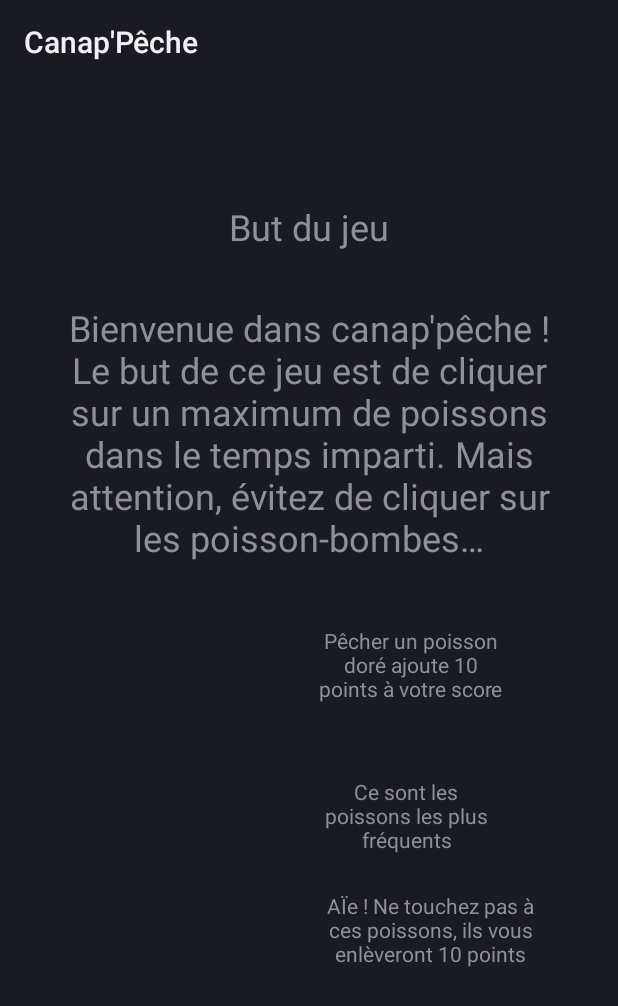
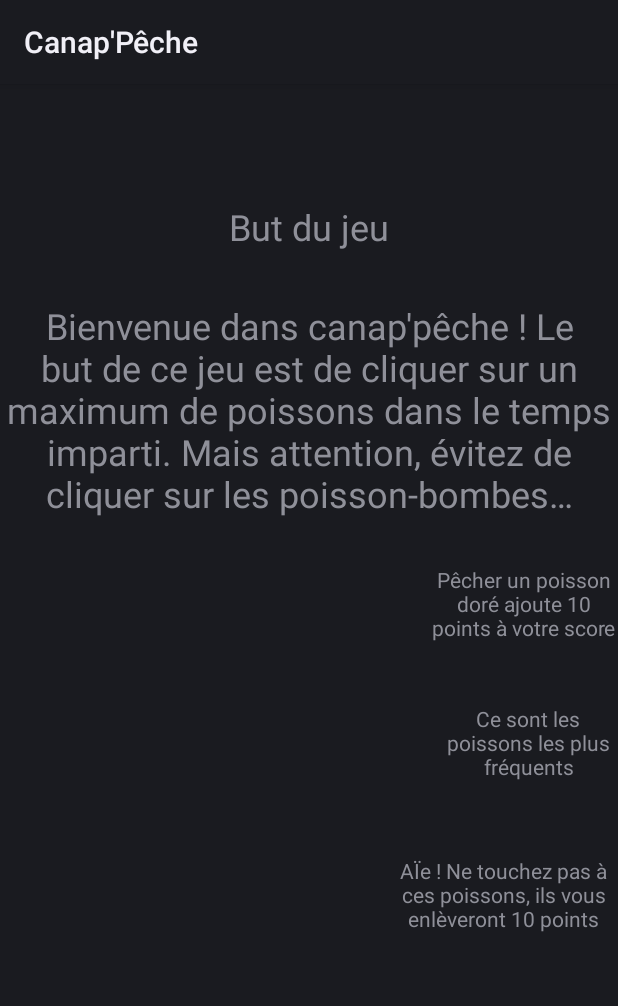
Before and after one commit to Jaden-ccht/app_Android, an Android app: the layout rules.xml on its own in the app's theme, with its tools: preview values and no code run, on a phone screen of 412 x 824 dp. Shown: the top 1006 px of the screen. Run offline under Robolectric (Android 15) with nearby library versions, the phone set to English and light mode, and no system bars.

```diff
--- a/code/app/src/main/java/com/example/myapplication/activity/Highscore.java
+++ b/code/app/src/main/java/com/example/myapplication/activity/Highscore.java
@@ -1,5 +1,6 @@
 package com.example.myapplication.activity;
 
+import android.graphics.drawable.AnimationDrawable;
 import android.os.Bundle;
 
 import androidx.annotation.Nullable;
@@ -35,5 +36,6 @@ public class Highscore extends AppCompatActivity {
         theRecyclerView.setAdapter(theAdapter);
 
         getSupportActionBar().setDisplayHomeAsUpEnabled(true);
+
     }
 }
--- a/code/app/src/main/res/layout/rules.xml
+++ b/code/app/src/main/res/layout/rules.xml
@@ -19,8 +19,8 @@
 
     <TextView
         android:id="@+id/textView5"
-        android:layout_width="329dp"
-        android:layout_height="179dp"
+        android:layout_width="0dp"
+        android:layout_height="wrap_content"
         android:gravity="center"
         android:text="@string/strTuto"
         android:textSize="24sp"
@@ -40,55 +40,44 @@
         app:layout_constraintTop_toBottomOf="@+id/textView5"
         app:layout_constraintVertical_bias="0.0">
 
-        <androidx.constraintlayout.widget.ConstraintLayout
+        <LinearLayout
             android:layout_width="match_parent"
-            android:layout_height="match_parent">
+            android:layout_height="match_parent"
+            android:orientation="vertical">
 
             <TextView
                 android:id="@+id/textView7"
                 android:layout_width="126dp"
                 android:layout_height="74dp"
+                android:layout_gravity="right"
+                android:layout_marginTop="20dp"
                 android:gravity="center"
                 android:paddingTop="10dp"
                 android:paddingBottom="10dp"
-                android:text="@string/gold_fish_rule"
-                app:layout_constraintBottom_toBottomOf="parent"
-                app:layout_constraintEnd_toEndOf="parent"
-                app:layout_constraintHorizontal_bias="0.736"
-                app:layout_constraintStart_toStartOf="parent"
-                app:layout_constraintTop_toTopOf="parent"
-                app:layout_constraintVertical_bias="0.135" />
+                android:text="@string/gold_fish_rule" />
 
             <TextView
                 android:id="@+id/textView6"
                 android:layout_width="120dp"
                 android:layout_height="72dp"
+                android:layout_gravity="right"
+                android:layout_marginTop="20dp"
                 android:gravity="center"
                 android:paddingTop="10dp"
                 android:paddingBottom="10dp"
-                android:text="@string/fish_rule"
-                app:layout_constraintBottom_toBottomOf="parent"
-                app:layout_constraintEnd_toEndOf="parent"
-                app:layout_constraintHorizontal_bias="0.721"
-                app:layout_constraintStart_toStartOf="parent"
-                app:layout_constraintTop_toBottomOf="@+id/textView7"
-                app:layout_constraintVertical_bias="0.259" />
+                android:text="@string/fish_rule" />
 
             <TextView
                 android:id="@+id/textView8"
                 android:layout_width="153dp"
                 android:layout_height="80dp"
+                android:layout_gravity="right"
+                android:layout_marginTop="20dp"
+                android:layout_marginBottom="20dp"
                 android:gravity="center"
                 android:paddingTop="10dp"
-                android:paddingBottom="10dp"
-                android:text="@string/bomb_fish_rule"
-                app:layout_constraintBottom_toBottomOf="parent"
-                app:layout_constraintEnd_toEndOf="parent"
-                app:layout_constraintHorizontal_bias="0.813"
-                app:layout_constraintStart_toStartOf="parent"
-                app:layout_constraintTop_toBottomOf="@+id/textView6"
-                app:layout_constraintVertical_bias="1.0" />
-        </androidx.constraintlayout.widget.ConstraintLayout>
+                android:text="@string/bomb_fish_rule" />
+        </LinearLayout>
     </ScrollView>
 
 </androidx.constraintlayout.widget.ConstraintLayout>
--- a/code/app/src/main/res/values/strings.xml
+++ b/code/app/src/main/res/values/strings.xml
@@ -18,4 +18,5 @@
     <string name="bomb_fish_rule">AÏe ! Ne touchez pas à ces poissons, ils vous enlèveront 10 points</string>>
     <string name="fish">Fish</string>
     <string name="fish_rule">Ce sont les poissons les plus fréquents</string>
+    <string name="highscores">Voici la liste des scores de différens joueurs de Canap\'Pêche</string>
 </resources>
```
Also changed, not shown: code/app/src/main/res/layout/highscore.xml (+25 -5 lines), code/app/src/main/res/layout/one_score.xml (+38 -14 lines).
